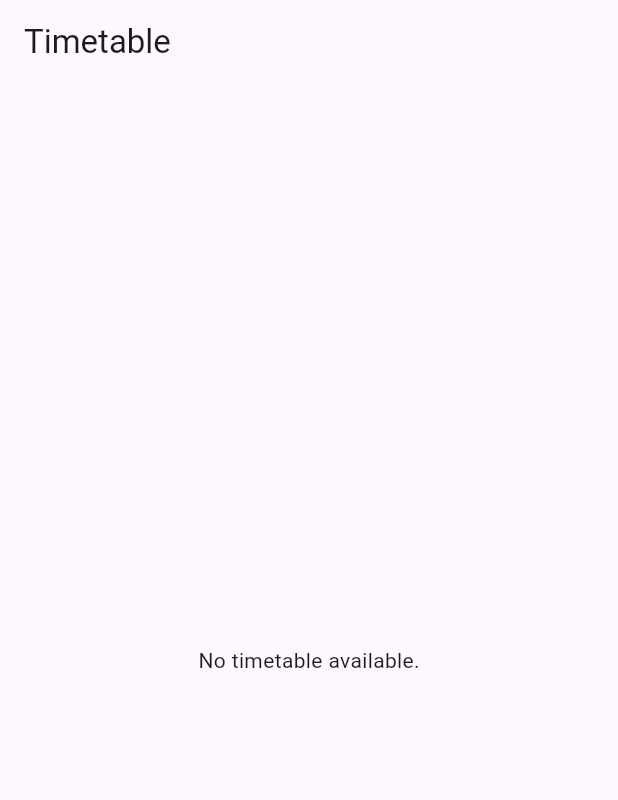
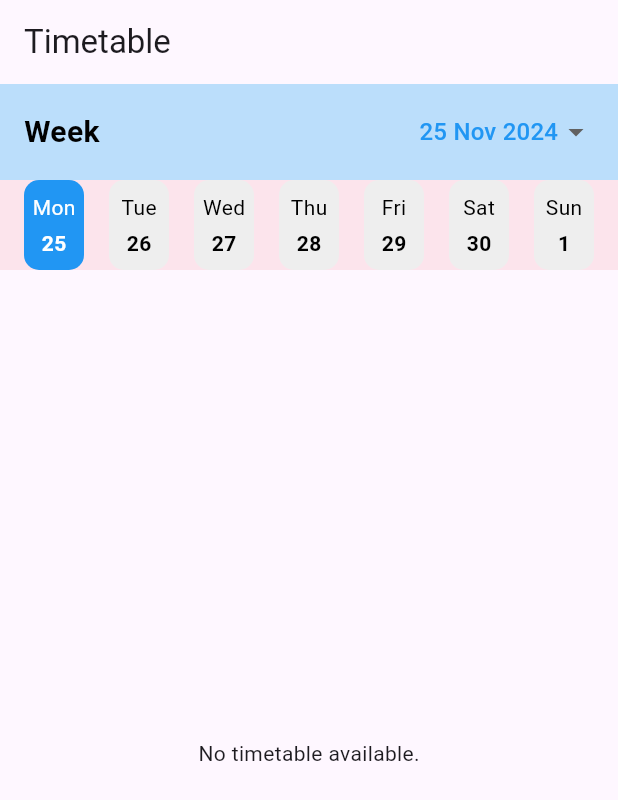
Before and after one commit to Archmalgam/Dart_Programming_Module, a Flutter app: the TimetablePage screen opened directly with empty values, on a phone screen of 412 x 824 dp. Shown: the top 800 px of the screen. Run offline on Flutter 3.47's test engine with Material 3 defaults, Android fonts, the phone set to English and light mode, and no system bars; our stand-ins replace cloud_firestore, file_picker, firebase_core, firebase_storage; accounts and stored records are empty.

Commit message:
add the week navigation on timetable

```diff
--- a/lib/Student/Function/timetable_page.dart
+++ b/lib/Student/Function/timetable_page.dart
@@ -15,32 +15,35 @@ class _TimetablePageState extends State<TimetablePage> {
   String? intake;
   bool isLoading = true;
 
+  // Week Navigation and Date Selection
+  final List<DateTime> weekStartDates = [
+    DateTime(2024, 11, 25),
+    DateTime(2024, 12, 2),
+    DateTime(2024, 12, 9),
+  ];
+  DateTime selectedWeek = DateTime(2024, 11, 25);
+  DateTime? selectedDay;
+
   @override
   void initState() {
     super.initState();
     fetchUserIntake();
+    selectedDay = selectedWeek; // Default to the first day of the selected week
   }
 
   Future<void> fetchUserIntake() async {
     try {
-      // Query to find the student document where Student ID matches userId
       final querySnapshot = await FirebaseFirestore.instance
           .collection('Students')
           .where('Student ID', isEqualTo: widget.studentId)
           .get();
 
       if (querySnapshot.docs.isNotEmpty) {
-        // If the document is found, get the first document from the query result
         final userDoc = querySnapshot.docs.first;
-        print(
-            "User document data: ${userDoc.data()}"); // Print document data for debugging
 
         setState(() {
           intake = userDoc['Intake'];
-          print("User intake found: $intake"); // Confirm that the intake is set
         });
-      } else {
-        print("User document does not exist.");
       }
     } catch (error) {
       print("Error fetching user intake: $error");
@@ -52,7 +55,7 @@ class _TimetablePageState extends State<TimetablePage> {
   }
 
   Stream<List<Map<String, dynamic>>> fetchTimetable() {
-    if (intake == null) return Stream.value([]);
+    if (intake == null || selectedDay == null) return Stream.value([]);
 
     return FirebaseFirestore.instance
         .collection('Timetable')
@@ -63,31 +66,29 @@ class _TimetablePageState extends State<TimetablePage> {
 
       for (var doc in snapshot.docs) {
         Map<String, dynamic> data = doc.data();
+        DateTime eventDate =
+            (data['StartDateTime'] as Timestamp).toDate(); // Event date
 
+        // Only include events matching the selected day
+        if (eventDate.year == selectedDay!.year &&
+            eventDate.month == selectedDay!.month &&
+            eventDate.day == selectedDay!.day) {
+          if (data['LecturerId'] != null) {
             try {
-          // Fetch lecturer name based on LecturerId
-          if (data['LecturerId'] != null) {
               final lecturerQuery = await FirebaseFirestore.instance
                   .collection('Lecturers')
                   .where('Lecturer ID', isEqualTo: data['LecturerId'])
                   .get();
 
-            // Check if lecturer document exists and get the name
               if (lecturerQuery.docs.isNotEmpty) {
                 data['LecturerName'] = lecturerQuery.docs.first['Lecturer Name'];
               } else {
                 data['LecturerName'] = "Unknown";
               }
-          } else {
+            } catch (_) {
               data['LecturerName'] = "Unknown";
             }
-
-          timetableEntries.add(data);
-          print(
-              "Timetable entry added: ${data['Module']} with Lecturer: ${data['LecturerName']}");
-        } catch (error) {
-          print("Error fetching lecturer name: $error");
-          data['LecturerName'] = "Unknown";
+          }
           timetableEntries.add(data);
         }
       }
@@ -101,31 +102,86 @@ class _TimetablePageState extends State<TimetablePage> {
   Widget build(BuildContext context) {
     return Scaffold(
       appBar: AppBar(
-        title: Text("Timetable"),
+        title: const Text("Timetable"),
       ),
       body: isLoading
-          ? Center(child: CircularProgressIndicator())
+          ? const Center(child: CircularProgressIndicator())
           : intake == null
-              ? Center(child: Text("No intake found for the user."))
-              : StreamBuilder<List<Map<String, dynamic>>>(
+              ? const Center(child: Text("No intake found for the user."))
+              : Column(
+                  children: [
+                    // Week Navigation Dropdown
+                    Container(
+                      color: Colors.blue.shade100,
+                      padding: const EdgeInsets.symmetric(
+                          horizontal: 16, vertical: 8),
+                      child: Row(
+                        mainAxisAlignment: MainAxisAlignment.spaceBetween,
+                        children: [
+                          const Text(
+                            "Week",
+                            style: TextStyle(
+                              fontSize: 20,
+                              fontWeight: FontWeight.bold,
+                              color: Colors.black,
+                            ),
+                          ),
+                          DropdownButton<DateTime>(
+                            value: selectedWeek,
+                            underline: const SizedBox.shrink(),
+                            items: weekStartDates.map((date) {
+                              return DropdownMenuItem<DateTime>(
+                                value: date,
+                                child: Text(
+                                  "${date.day.toString().padLeft(2, '0')} "
+                                  "${_monthName(date.month)} ${date.year}",
+                                  style: const TextStyle(color: Colors.blue),
+                                ),
+                              );
+                            }).toList(),
+                            onChanged: (newDate) {
+                              setState(() {
+                                selectedWeek = newDate!;
+                                selectedDay = newDate; // Reset selected day
+                              });
+                            },
+                          ),
+                        ],
+                      ),
+                    ),
+                    // Week Days Selector
+                    Container(
+                      color: Colors.pink.shade50,
+                      padding: const EdgeInsets.symmetric(horizontal: 16),
+                      child: Row(
+                        mainAxisAlignment: MainAxisAlignment.spaceBetween,
+                        children: _generateWeekDays(selectedWeek),
+                      ),
+                    ),
+                    // Timetable List
+                    Expanded(
+                      child: StreamBuilder<List<Map<String, dynamic>>>(
                         stream: fetchTimetable(),
                         builder: (context, snapshot) {
-                    if (snapshot.connectionState == ConnectionState.waiting) {
-                      return Center(child: CircularProgressIndicator());
+                          if (snapshot.connectionState ==
+                              ConnectionState.waiting) {
+                            return const Center(
+                                child: CircularProgressIndicator());
                           }
                           if (!snapshot.hasData || snapshot.data!.isEmpty) {
-                      return Center(child: Text("No timetable available."));
+                            return const Center(
+                                child: Text("No timetable available."));
                           }
 
                           final timetableData = snapshot.data!;
-
                           return ListView.builder(
                             itemCount: timetableData.length,
                             itemBuilder: (context, index) {
                               final event = timetableData[index];
 
-                        DateTime startTime =
-                            (event['StartDateTime'] as Timestamp).toDate();
+                              DateTime startTime = (event['StartDateTime']
+                                      as Timestamp)
+                                  .toDate();
                               DateTime endTime =
                                   (event['EndDateTime'] as Timestamp).toDate();
 
@@ -141,51 +197,36 @@ class _TimetablePageState extends State<TimetablePage> {
                                     borderRadius: BorderRadius.circular(12),
                                   ),
                                   child: ListTile(
-                              contentPadding: EdgeInsets.all(16),
+                                    contentPadding: const EdgeInsets.all(16),
                                     title: Text(
                                       event['Module'] ?? "Unknown Module",
-                                style: TextStyle(
-                                    fontWeight: FontWeight.bold, fontSize: 18),
+                                      style: const TextStyle(
+                                          fontWeight: FontWeight.bold,
+                                          fontSize: 18),
                                     ),
                                     subtitle: Column(
-                                crossAxisAlignment: CrossAxisAlignment.start,
+                                      crossAxisAlignment:
+                                          CrossAxisAlignment.start,
                                       children: [
-                                  SizedBox(height: 4),
+                                        const SizedBox(height: 4),
                                         Text(
                                           formattedTime,
-                                    style: TextStyle(color: Colors.grey[600]),
+                                          style: TextStyle(
+                                              color: Colors.grey[600]),
                                         ),
-                                  SizedBox(height: 8),
+                                        const SizedBox(height: 8),
                                         Row(
                                           children: [
-                                      Icon(Icons.person,
+                                            const Icon(Icons.person,
                                                 size: 16, color: Colors.grey),
-                                      SizedBox(width: 4),
+                                            const SizedBox(width: 4),
                                             Text(event['LecturerName'] ??
                                                 "Unknown Lecturer"),
                                           ],
                                         ),
-                                  SizedBox(height: 4),
-                                  Row(
-                                    children: [
-                                      Icon(Icons.location_on,
-                                          size: 16, color: Colors.grey),
-                                      SizedBox(width: 4),
-                                      Text(event['Room'] ?? "Unknown Room"),
                                       ],
                                     ),
-                                  SizedBox(height: 4),
-                                  Row(
-                                    children: [
-                                      Icon(Icons.subject,
-                                          size: 16, color: Colors.grey),
-                                      SizedBox(width: 4),
-                                      Text(event['Topic'] ?? "No Topic"),
-                                    ],
-                                  ),
-                                ],
-                              ),
-                              trailing: Icon(
+                                    trailing: const Icon(
                                       Icons.check_circle,
                                       color: Colors.green,
                                     ),
@@ -196,6 +237,109 @@ class _TimetablePageState extends State<TimetablePage> {
                           );
                         },
                       ),
+                    ),
+                  ],
+                ),
     );
   }
+
+  // Generate week days for the selected week
+  List<Widget> _generateWeekDays(DateTime startDate) {
+    List<Widget> weekDays = [];
+    for (int i = 0; i < 7; i++) {
+      DateTime currentDay = startDate.add(Duration(days: i));
+      weekDays.add(GestureDetector(
+        onTap: () {
+          setState(() {
+            selectedDay = currentDay;
+          });
+        },
+        child: Container(
+          width: 40,
+          decoration: BoxDecoration(
+            color: selectedDay == currentDay
+                ? Colors.blue
+                : Colors.grey.shade200,
+            borderRadius: BorderRadius.circular(10),
+          ),
+          padding: const EdgeInsets.symmetric(vertical: 8),
+          child: Column(
+            children: [
+              Text(
+                _dayAbbreviation(currentDay.weekday),
+                style: TextStyle(
+                  color:
+                      selectedDay == currentDay ? Colors.white : Colors.black,
+                ),
+              ),
+              const SizedBox(height: 4),
+              Text(
+                currentDay.day.toString(),
+                style: TextStyle(
+                  color:
+                      selectedDay == currentDay ? Colors.white : Colors.black,
+                  fontWeight: FontWeight.bold,
+                ),
+              ),
+            ],
+          ),
+        ),
+      ));
     }
+    return weekDays;
+  }
+
+  // Utility to get month name
+  String _monthName(int month) {
+    switch (month) {
+      case 1:
+        return "Jan";
+      case 2:
+        return "Feb";
+      case 3:
+        return "Mar";
+      case 4:
+        return "Apr";
+      case 5:
+        return "May";
+      case 6:
+        return "Jun";
+      case 7:
+        return "Jul";
+      case 8:
+        return "Aug";
+      case 9:
+        return "Sep";
+      case 10:
+        return "Oct";
+      case 11:
+        return "Nov";
+      case 12:
+        return "Dec";
+      default:
+        return "";
+    }
+  }
+
+  // Utility to get day abbreviation
+  String _dayAbbreviation(int weekday) {
+    switch (weekday) {
+      case DateTime.monday:
+        return "Mon";
+      case DateTime.tuesday:
+        return "Tue";
+      case DateTime.wednesday:
+        return "Wed";
+      case DateTime.thursday:
+        return "Thu";
+      case DateTime.friday:
+        return "Fri";
+      case DateTime.saturday:
+        return "Sat";
+      case DateTime.sunday:
+        return "Sun";
+      default:
+        return "";
+    }
+  }
+}
```
Lines whose indentation alone changed are shown as unchanged.
